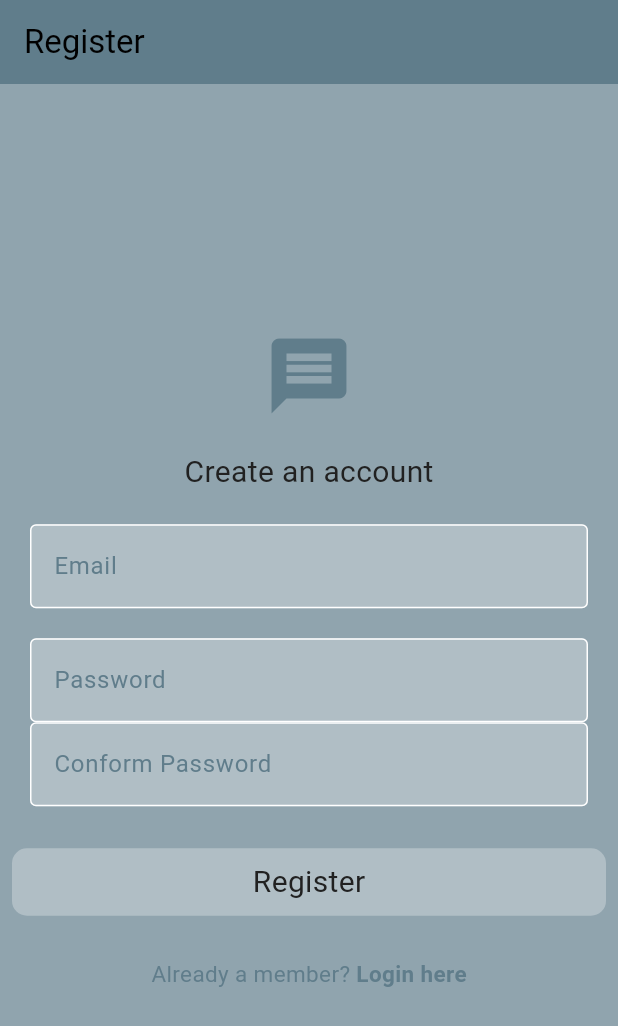
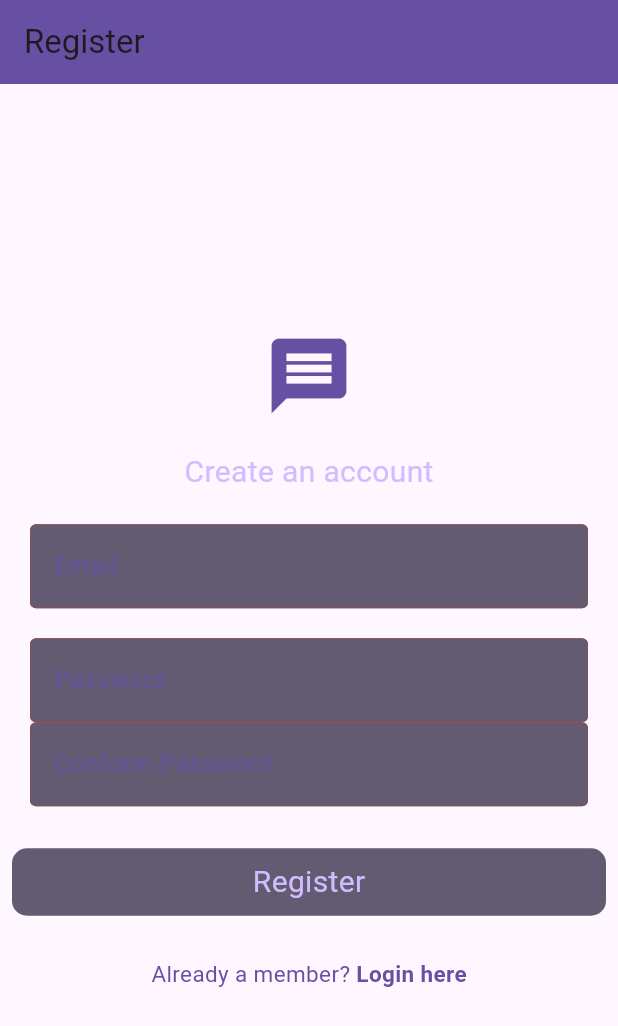
Before and after one commit to pratikmakwana10/chat_app, a Flutter app: the screen it shows after launch, after a tap on "Sign up here", on a phone screen of 412 x 824 dp. Shown: the top 1026 px of the screen. Run offline on Flutter 3.47's test engine with Material 3 defaults, Android fonts, the phone set to English and light mode, and no system bars; our stand-ins replace cloud_firestore, firebase_auth, firebase_core, get; accounts and stored records are empty; network calls fail.

Commit message:
final touch up of theme has been left

```diff
--- a/lib/components/drawer.dart
+++ b/lib/components/drawer.dart
@@ -1,4 +1,4 @@
-import 'package:chat_app/authentication/auth_services.dart';
+import 'package:chat_app/services/authentication/auth_services.dart';
 import 'package:chat_app/pages/settings.dart';
 import 'package:flutter/material.dart';
 
@@ -21,7 +21,6 @@ class MyDrawer extends StatelessWidget {
           Column(
             children: [
               //Logo
-
               DrawerHeader(
                   margin: EdgeInsets.zero,
                   padding: EdgeInsets.zero,
--- a/lib/components/text_field.dart
+++ b/lib/components/text_field.dart
@@ -4,26 +4,32 @@ class MyTextField extends StatelessWidget {
   final String hintText;
   final bool obscureText;
   final TextEditingController controller;
+  final FocusNode? focusNode ;
   const MyTextField(
-      {super.key, required this.hintText, required this.obscureText, required this.controller});
+      {super.key,
+      required this.hintText,
+      required this.obscureText,
+      required this.controller,
+      this.focusNode});
 
   @override
   Widget build(BuildContext context) {
     return Padding(
       padding: const EdgeInsets.symmetric(horizontal: 20.0),
       child: TextField(
+          focusNode: focusNode,
           controller: controller,
           decoration: InputDecoration(
             enabledBorder: OutlineInputBorder(
                 borderSide:
                     BorderSide(color: Theme.of(context).colorScheme.tertiary)),
             focusedBorder: OutlineInputBorder(
-            borderSide: BorderSide(color: Theme.of(context).colorScheme.primary)),
+                borderSide:
+                    BorderSide(color: Theme.of(context).colorScheme.primary)),
             fillColor: Theme.of(context).colorScheme.secondary,
             filled: true,
             hintText: hintText,
             hintStyle: TextStyle(color: Theme.of(context).colorScheme.primary),
-
           )),
     );
   }
--- a/lib/main.dart
+++ b/lib/main.dart
@@ -1,25 +1,33 @@
-import 'package:chat_app/authentication/auth_gate.dart';
 import 'package:chat_app/firebase_options.dart';
-import 'package:chat_app/themes/light_mode.dart';
+import 'package:chat_app/services/authentication/auth_gate.dart';
 import 'package:firebase_core/firebase_core.dart';
 import 'package:flutter/material.dart';
+import 'package:get/get.dart';
+
+import 'themes/theme_provider.dart';
 
 void main() async {
   WidgetsFlutterBinding.ensureInitialized();
   await Firebase.initializeApp(options: DefaultFirebaseOptions.currentPlatform);
+  Get.put(ThemeController());
   runApp(const MyApp());
 }
 
+//void main() {
+//   Get.put(ThemeController()); // Initialize ThemeController
+//   runApp(MyApp());
+// }
 class MyApp extends StatelessWidget {
   const MyApp({super.key});
 
   // This widget is the root of your application.
   @override
   Widget build(BuildContext context) {
-    return MaterialApp(
-      debugShowCheckedModeBanner: false,
-      title: 'Flutter Demo',
-      theme: lightTheme,
+    return GetMaterialApp(
+      title: 'Light/Dark Theme Example',
+      theme: ThemeData.light(),
+      darkTheme: ThemeData.dark(),
+      themeMode: ThemeMode.light,
       home: const AuthGate(),
     );
   }
--- a/lib/pages/log_in.dart
+++ b/lib/pages/log_in.dart
@@ -1,4 +1,4 @@
-import 'package:chat_app/authentication/auth_services.dart';
+import 'package:chat_app/services/authentication/auth_services.dart';
 import 'package:chat_app/components/common_button.dart';
 import 'package:chat_app/components/text_field.dart';
 import 'package:flutter/material.dart';
--- a/lib/pages/register_page.dart
+++ b/lib/pages/register_page.dart
@@ -1,4 +1,4 @@
-import 'package:chat_app/authentication/auth_services.dart';
+import 'package:chat_app/services/authentication/auth_services.dart';
 import 'package:chat_app/components/common_button.dart';
 import 'package:chat_app/components/text_field.dart';
 import 'package:flutter/material.dart';
--- /dev/null
+++ b/lib/services/authentication/auth_gate.dart
@@ -0,0 +1,21 @@
+import 'package:chat_app/pages/homepage.dart';
+import 'package:chat_app/services/authentication/login_or_register.dart';
+import 'package:firebase_auth/firebase_auth.dart';
+import 'package:flutter/material.dart';
+
+class AuthGate extends StatelessWidget {
+  const AuthGate({super.key});
+  @override
+  Widget build(BuildContext context) {
+    return Scaffold(
+      body: StreamBuilder(
+          stream: FirebaseAuth.instance.authStateChanges(),
+          builder: (context, snapshot) {
+            if (snapshot.hasData) {
+              return HomePage();
+            }
+            return const LoginOrRegister();
+          }),
+    );
+  }
+}
--- /dev/null
+++ b/lib/services/authentication/login_or_register.dart
@@ -0,0 +1,32 @@
+import 'package:chat_app/pages/log_in.dart';
+import 'package:chat_app/pages/register_page.dart';
+import 'package:flutter/material.dart';
+
+class LoginOrRegister extends StatefulWidget {
+  const LoginOrRegister({super.key});
+
+  @override
+  State<LoginOrRegister> createState() => _LoginOrRegisterState();
+}
+
+class _LoginOrRegisterState extends State<LoginOrRegister> {
+  bool showLogin = true;
+  void togglePages() {
+    setState(() {
+      showLogin = !showLogin;
+    });
+  }
+
+  @override
+  Widget build(BuildContext context) {
+    if (showLogin) {
+      return LogIn(
+        onTap: togglePages ,
+      );
+    } else {
+      return Register(
+        onTap: togglePages,
+      );
+    }
+  }
+}
--- /dev/null
+++ b/lib/themes/dark_mode.dart
@@ -0,0 +1,12 @@
+import 'package:flutter/material.dart';
+
+ThemeData darkTheme = ThemeData(
+  colorScheme: ColorScheme.light(
+    background: Colors.grey.shade900,
+    primary: Colors.grey.shade800,
+    secondary: Colors.grey.shade300,
+    tertiary: Colors.white,
+    inversePrimary: Colors.grey.shade200,
+  ),
+  useMaterial3: true,
+);
--- a/pubspec.yaml
+++ b/pubspec.yaml
@@ -36,6 +36,9 @@ dependencies:
   cupertino_icons: ^1.0.2
   firebase_core: ^2.25.4
   firebase_auth: ^4.17.4
+  cloud_firestore: ^4.15.4
+  provider: ^6.1.1
+  get: ^4.6.6
 
 dev_dependencies:
   flutter_test:
```
Also changed, not shown: lib/components/Chat_bubble.dart (added, +26 -0 lines), lib/components/user_tile.dart (added, +29 -0 lines), lib/models/message.dart (added, +37 -0 lines), lib/pages/chatpage.dart (added, +181 -0 lines), lib/pages/homepage.dart (+77 -5 lines), lib/services/authentication/auth_services.dart (added, +72 -0 lines), lib/services/chat/chat_service.dart (added, +73 -0 lines), lib/themes/theme_provider.dart (added, +26 -0 lines), pubspec.lock, 5 other files. Lines whose indentation alone changed are shown as unchanged.
